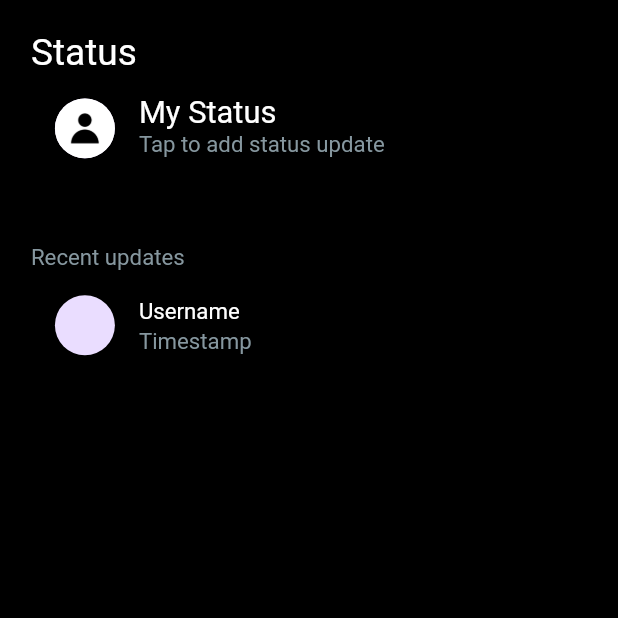
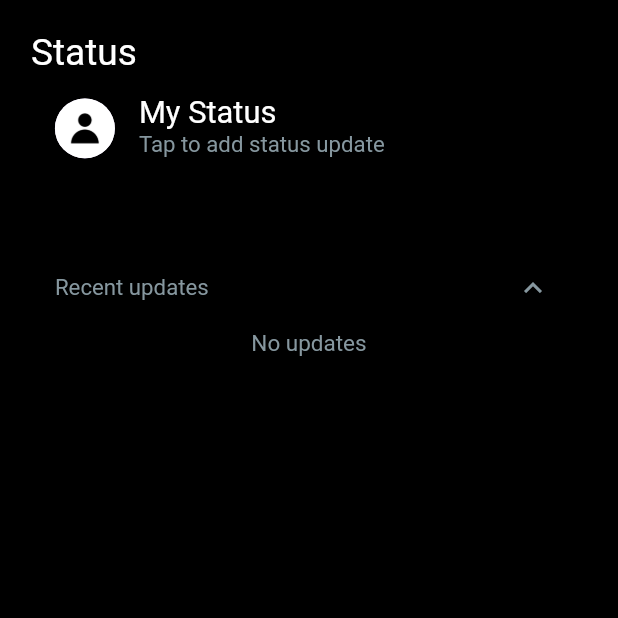
Before and after one commit to HussainFlutter/Whatsapp_Clone_Repository, a Flutter app: the StatusPage screen opened directly with empty values, after a tap on "My Status", on a phone screen of 412 x 824 dp, the top half of it. Run offline on Flutter 3.47's test engine with Material 3 defaults, Android fonts, the light colour scheme and no system bars; our stand-ins replace bloc, cached_network_image, cloud_firestore, contacts_service, dartz, emoji_picker_flutter and 13 more; missing offline and left inert: custom_clippers, video_thumbnail; accounts and stored records are empty.

Commit message:
added status to my app . TODO: fix multiple statuses of same user. TODO: add border to story

```diff
--- a/lib/features/auth/presentation/bloc/login_bloc.dart
+++ b/lib/features/auth/presentation/bloc/login_bloc.dart
@@ -76,7 +76,7 @@ class LoginBloc extends Bloc<LoginEvent, LoginState> {
                   getSingleUser(UserEntity(uid: uid)).listen((user) {
                     user.fold((l) {
                       // fetched user
-
+                      Navigator.popUntil(event.context, (route) => route.isFirst);
                       Navigator.pushReplacementNamed(
                         event.context,
                         RouteNames.mainPage,
--- a/lib/features/auth/presentation/widgets/dialog_loading.dart
+++ b/lib/features/auth/presentation/widgets/dialog_loading.dart
@@ -14,13 +14,13 @@ class DialogLoading extends StatelessWidget {
       backgroundColor: ColorsConsts.backgroundColor,
       content: Center(
         child: SizedBox(
+              height: 0.12.mediaH(context),
+              width: 0.25.mediaW(context),
               child: CircularProgressIndicator(
                 backgroundColor: ColorsConsts.loadingColor.withOpacity(0.3),
                 color: ColorsConsts.loadingColor,
                 strokeWidth: 6,
               ),
-              height: 0.12.mediaH(context),
-              width: 0.25.mediaW(context),
             ),
 
       ),
--- a/lib/features/status/domain/entity/custom_story_entity.dart
+++ b/lib/features/status/domain/entity/custom_story_entity.dart
@@ -6,7 +6,6 @@ class CustomStoryEntity extends Equatable{
   final String? url;
   final String? caption;
   final String? type;
-
   const CustomStoryEntity({ this.url,  this.type,this.caption});
 
 
--- a/lib/features/status/presentation/bloc/status_bloc.dart
+++ b/lib/features/status/presentation/bloc/status_bloc.dart
@@ -1,9 +1,12 @@
 import 'package:bloc/bloc.dart';
 import 'package:equatable/equatable.dart';
+import 'package:flutter/material.dart';
 import 'package:image_picker/image_picker.dart';
+import 'package:whatsapp_clone_repository/core/constants.dart';
 import 'package:whatsapp_clone_repository/core/dependency_injection.dart';
 import 'package:whatsapp_clone_repository/core/utils.dart';
 import 'package:whatsapp_clone_repository/features/auth/domain/entity/user_entity.dart';
+import 'package:whatsapp_clone_repository/features/auth/presentation/widgets/dialog_loading.dart';
 import 'package:whatsapp_clone_repository/features/status/domain/entity/custom_story_entity.dart';
 import 'package:whatsapp_clone_repository/features/status/domain/entity/status_entity.dart';
 import 'package:whatsapp_clone_repository/features/status/domain/usecase/upload_image_use_case.dart';
@@ -30,6 +33,8 @@ class StatusBloc extends Bloc<StatusEvent, StatusState> {
     required this.getStatus,
 }) : super(StatusInitial()) {
     on<CreateStatusEvent>((event, emit) =>_createStatus(event));
+    on<GetStatusEvent>((event, emit) => _getStatus(event,emit));
+    on<DemoEvent>((event, emit) => _demoEvent(event, emit));
   }
   _createStatus (
       CreateStatusEvent event,
@@ -38,6 +43,22 @@ class StatusBloc extends Bloc<StatusEvent, StatusState> {
       ImagePicker  picker = ImagePicker();
       List<XFile>? pickedFiles =  await picker.pickMultipleMedia();
       if(pickedFiles.isNotEmpty){
+        showDialog(
+          barrierDismissible: false,
+            context: event.context,
+            builder: (context){
+          return Center(
+            child: const Column(
+              mainAxisAlignment: MainAxisAlignment.center,
+              crossAxisAlignment: CrossAxisAlignment.center,
+              mainAxisSize: MainAxisSize.min,
+              children: [
+                DialogLoading(),
+              ],
+            ),
+          );
+        },
+        );
         List<CustomStoryEntity> stories = [];
         for(int i = 0 ; i < pickedFiles.length ; i++)
           {
@@ -75,18 +96,38 @@ class StatusBloc extends Bloc<StatusEvent, StatusState> {
           createAt: DateTime.now(),
           stories: stories,
         ));
-        // print(StatusEntity(
-        //   statusId: randomId.v1(),
-        //   profilePic: event.currentUser?.profilePic,
-        //   creatorUid: event.currentUser!.uid,
-        //   name: event.currentUser!.name,
-        //   createAt: DateTime.now(),
-        //   stories: stories,
-        // ).toString());
+        if(event.context.mounted)
+          {
+            toast(message: "Uploaded",backgroundColor: ColorsConsts.containerGreen);
+            Navigator.pop(event.context);
+          }
       }
     }catch(e){
+      if(event.context.mounted)
+      {
+        toast(message: "Failed to Upload");
+        Navigator.pop(event.context);
+      }
       customPrint(message: e.toString());
       rethrow;
     }
   }
+
+  _getStatus (
+      GetStatusEvent event,
+      Emitter<StatusState> emit,
+      ) {
+   // print("calling");
+    getStatus.call(const StatusEntity(), event.currentUser).listen((event) {
+   //   print("called");
+      add(DemoEvent(statusList: event));
+    //  print("emittted");
+    });
+  }
+  _demoEvent (
+      DemoEvent event,
+      Emitter<StatusState> emit,
+      ) {
+    emit(StatusLoadedState(statusList: event.statusList));
+  }
 }
--- a/lib/features/status/presentation/bloc/status_event.dart
+++ b/lib/features/status/presentation/bloc/status_event.dart
@@ -8,11 +8,24 @@ abstract class StatusEvent extends Equatable {
 
 class CreateStatusEvent extends StatusEvent{
   final UserEntity? currentUser;
+  final BuildContext context;
+  const CreateStatusEvent({required this.currentUser,required this.context});
+  @override
+  List<Object?> get props => [currentUser,context];
+}
+class DeleteStatusEvent extends StatusEvent{}
+class UpdateStatusEvent extends StatusEvent{}
+class GetStatusEvent extends StatusEvent{
+  final UserEntity currentUser;
 
-  const CreateStatusEvent({required this.currentUser});
+  const GetStatusEvent({required this.currentUser});
   @override
   List<Object?> get props => [currentUser];
 }
-class DeleteStatusEvent extends StatusEvent{}
-class UpdateStatusEvent extends StatusEvent{}
-class GetStatusEvent extends StatusEvent{}
+class DemoEvent extends StatusEvent{
+  final List<StatusEntity>? statusList;
+
+  const DemoEvent({required this.statusList});
+  @override
+  List<Object?> get props => [statusList];
+}
--- a/lib/features/status/presentation/bloc/status_state.dart
+++ b/lib/features/status/presentation/bloc/status_state.dart
@@ -8,5 +8,11 @@ abstract class StatusState extends Equatable {
 
 class StatusInitial extends StatusState {}
 class StatusLoadingState extends StatusState {}
-class StatusLoadedState extends StatusState{}
+class StatusLoadedState extends StatusState{
+  final List<StatusEntity>? statusList;
+
+  const StatusLoadedState({required this.statusList});
+  @override
+  List<Object> get props => [];
+}
 class StatusErrorState extends StatusState{}
--- a/lib/features/status/presentation/pages/status_page.dart
+++ b/lib/features/status/presentation/pages/status_page.dart
@@ -1,8 +1,10 @@
 import 'package:flutter/material.dart';
 import 'package:flutter_bloc/flutter_bloc.dart';
+import 'package:intl/intl.dart';
 import 'package:whatsapp_clone_repository/core/constants.dart';
 import 'package:whatsapp_clone_repository/core/utils.dart';
 import 'package:whatsapp_clone_repository/features/auth/domain/entity/user_entity.dart';
+import 'package:whatsapp_clone_repository/features/status/domain/entity/status_entity.dart';
 import 'package:whatsapp_clone_repository/features/status/presentation/bloc/get_my_status_cubit.dart';
 import 'package:whatsapp_clone_repository/features/z_global_widgets/default_circle_avatar_or_profile_pic.dart';
 
@@ -21,11 +23,15 @@ class _StatusPageState extends State<StatusPage> {
   void initState() {
     super.initState();
     //print("chatRooms"+widget.currentUser.chatRoomsWith.toString());
+    print("calling1");
     context.read<GetMyStatusCubit>().getMyStatusFunc(widget.currentUser.uid!);
+    print("calling2");
+    context.read<StatusBloc>().add(GetStatusEvent(currentUser: widget.currentUser));
   }
 
   @override
   Widget build(BuildContext context) {
+    //print("hi");
     return Scaffold(
       backgroundColor: ColorsConsts.backgroundColor,
       body: Padding(
@@ -33,26 +39,30 @@ class _StatusPageState extends State<StatusPage> {
         child: Column(
           mainAxisAlignment: MainAxisAlignment.start,
           crossAxisAlignment: CrossAxisAlignment.start,
-          children: [
+          children: <Widget>[
             Text(
               "Status",
               style: Theme.of(context).textTheme.displayMedium,
             ),
             BlocBuilder<GetMyStatusCubit, GetMyStatusState>(
               builder: (context, state) {
-                if(state is GetMyStatusLoaded)
-                  {
+                if (state is GetMyStatusLoaded) {
                   return ListTile(
                     onTap: () {
                       state.status == null
-                             ? context.read<StatusBloc>().add(CreateStatusEvent(currentUser: widget.currentUser))
+                          ? context.read<StatusBloc>().add(CreateStatusEvent(
+                              context: context,
+                              currentUser: widget.currentUser))
                           : Navigator.pushNamed(
                               context,
                               RouteNames.viewStoryPage,
                               arguments: state.status!.stories,
                             );
                     },
-                          leading: DefaultCircleAvatar(url: state.status?.stories![0].url,),
+                    leading: DefaultCircleAvatar(
+                      type: state.status?.stories![0].type == StatusType.video.toString() ? "video" : null,
+                      url: state.status?.stories![0].url,
+                    ),
                     title: Text(
                       "My Status",
                       style: Theme.of(context)
@@ -63,7 +73,7 @@ class _StatusPageState extends State<StatusPage> {
                     subtitle: Text(
                       state.status == null
                           ? "Tap to add status update"
-                                :"Tap to see status",
+                          : "Tap to see status",
                       style: Theme.of(context)
                           .textTheme
                           .displaySmall!
@@ -75,27 +85,84 @@ class _StatusPageState extends State<StatusPage> {
               },
             ),
             0.05.sizeH(context),
-            Text(
+            Theme(
+              data: ThemeData().copyWith(dividerColor: Colors.transparent),
+              child: ExpansionTile(
+                iconColor: ColorsConsts.iconGrey,
+                collapsedIconColor: ColorsConsts.iconGrey,
+                initiallyExpanded: true,
+                title: Text(
                   "Recent updates",
                   style: Theme.of(context)
                       .textTheme
                       .displaySmall!
                       .copyWith(color: ColorsConsts.iconGrey),
                 ),
-            ListTile(
-              leading: const CircleAvatar(),
-              title: Text(
-                "Username",
-                style: Theme.of(context).textTheme.displaySmall,
-              ),
-              subtitle: Text(
-                "Timestamp",
+                children: <Widget>[
+                  BlocBuilder<StatusBloc, StatusState>(
+                    builder: (context, state) {
+                      if(state is StatusLoadedState)
+                        {
+                          final status = state.statusList;
+                          if(status == null || status.isEmpty)
+                            {
+                              return Center(
+                                child: Text(
+                                  "No updates",
                                   style: Theme.of(context)
                                       .textTheme
                                       .displaySmall!
-                    .copyWith(color: ColorsConsts.iconGrey),
+                                      .copyWith(fontSize: 15,color: ColorsConsts.iconGrey),
                                 ),
+                              );
+                            }
+                          else
+                            {
+                              print("updates");
+                              print(status);
+                              print(status.length);
+                              return ListView.builder(
+                                shrinkWrap: true,
+                                  itemCount: status.length,
+                                  itemBuilder: (context,index){
+                                    return ListTile(
+                                      onTap: (){
+                                       Navigator.pushNamed(
+                                          context,
+                                          RouteNames.viewStoryPage,
+                                          arguments: status[index].stories,
+                                        );
+                                      },
+                                      leading: DefaultCircleAvatar(
+                                        type: status[index].stories![0].type == StatusType.video.toString() ? "video" : null,
+                                        url: status[index].stories![0].url,
+                                      ),
+                                      title: Text(
+                                        status[index].name!,
+                                        style: Theme.of(context).textTheme.displaySmall!
+                                            .copyWith(color: ColorsConsts.whiteColor,fontSize: 0.05.mediaW(context)
+                                        ),
+                                      ),
+                                      subtitle: Text(
+                                        DateFormat("hh:mma").format(status[index].createAt!),
+                                        style: Theme.of(context)
+                                            .textTheme
+                                            .displaySmall!
+                                            .copyWith(color: ColorsConsts.iconGrey,
+                                            fontSize: 0.04.mediaW(context)
+                                        ),
+                                      ),
+                                    );
+                                  }
+                              );
+                            }
+                        }
+                      return const Text("Nothing called",style: TextStyle(color: Colors.white),);
+                    },
                   )
+                ],
+              ),
+            ),
           ],
         ),
       ),
--- a/lib/features/z_global_widgets/default_circle_avatar_or_profile_pic.dart
+++ b/lib/features/z_global_widgets/default_circle_avatar_or_profile_pic.dart
@@ -1,17 +1,54 @@
 
+
+import 'dart:io';
 
 import 'package:cached_network_image/cached_network_image.dart';
 import 'package:flutter/material.dart';
+import 'package:video_thumbnail/video_thumbnail.dart';
+import 'package:whatsapp_clone_repository/core/constants.dart';
+import 'package:whatsapp_clone_repository/core/utils.dart';
 
-class DefaultCircleAvatar extends StatelessWidget {
+class DefaultCircleAvatar extends StatefulWidget {
   final String? url;
-  const DefaultCircleAvatar({super.key, this.url});
+  final String? type;
+   const DefaultCircleAvatar({super.key, this.url,this.type});
+
+  @override
+  State<DefaultCircleAvatar> createState() => _DefaultCircleAvatarState();
+}
+
+class _DefaultCircleAvatarState extends State<DefaultCircleAvatar> {
+  String? fetchedUrl;
+  bool loaded = false;
+  void urlFunction () async {
+    fetchedUrl = "assets/image_assets/default_profile_picture.jpg";
+    print("hello");
+    print(widget.url!);
+    final fileName = await VideoThumbnail.thumbnailFile(
+        video: widget.url!,
+        imageFormat: ImageFormat.WEBP,
+    );
+    print("File Name :"+fileName.toString());
+    setState(() {
+      fetchedUrl =  fileName!.isNotEmpty ? fileName : widget.url!;
+      loaded = true;
+    });
+  }
+
+  @override
+  void initState() {
+    super.initState();
+    widget.type == "video" ? urlFunction() : null;
+    print(widget.type);
+  }
 
   @override
   Widget build(BuildContext context) {
-    return url == null || url!.isEmpty
+    print("fetchedUrl  " + fetchedUrl.toString());
+    return widget.url == null || widget.url!.isEmpty
         ? const CircleAvatar(backgroundImage: AssetImage(
       "assets/image_assets/default_profile_picture.jpg",),)
-        : CircleAvatar(backgroundImage: CachedNetworkImageProvider(url!),) ;
+        : widget.type == "video" ? CircleAvatar(backgroundColor: ColorsConsts.iconGrey,radius:0.07.mediaW(context),backgroundImage: loaded == true ? FileImage(File(fetchedUrl!)) : AssetImage(fetchedUrl!) as ImageProvider)
+        : CircleAvatar(backgroundImage: CachedNetworkImageProvider(widget.url!),) ;
   }
 }
--- a/lib/main.dart
+++ b/lib/main.dart
@@ -63,6 +63,7 @@ class MyApp extends StatelessWidget {
       child: MaterialApp(
         debugShowCheckedModeBanner: false,
         title: 'Whatsapp Clone',
+        themeMode: ThemeMode.dark,
         theme: ThemeData(
             textTheme: textTheme(context),
             iconTheme: const IconThemeData(
--- a/pubspec.yaml
+++ b/pubspec.yaml
@@ -74,6 +74,8 @@ dependencies:
   emoji_picker_flutter: ^2.0.0
   # Dependency injector
   get_it: ^7.6.7
+  #For generating video thumbnails
+  video_thumbnail: ^0.5.0
   # For Caching images
   cached_network_image: ^3.3.1
   # For State Management
```
Also changed, not shown: lib/features/search/presentation/bloc/search_bloc.dart (+19 -1 lines), lib/features/search/presentation/pages/search_page.dart (+6 -4 lines), pubspec.lock. Lines whose indentation alone changed are shown as unchanged.
